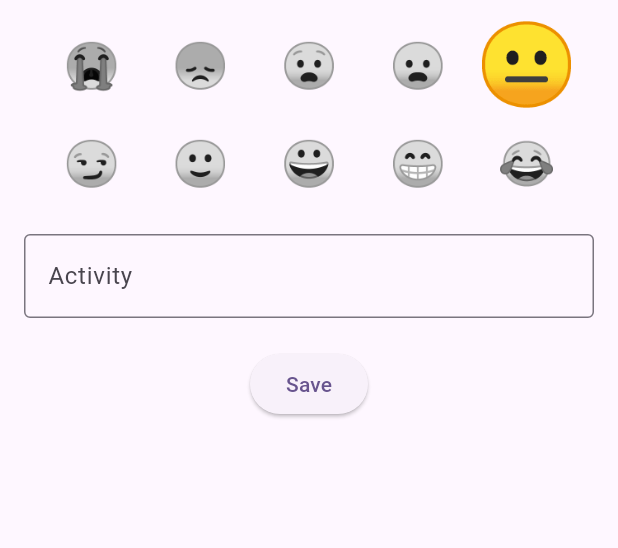
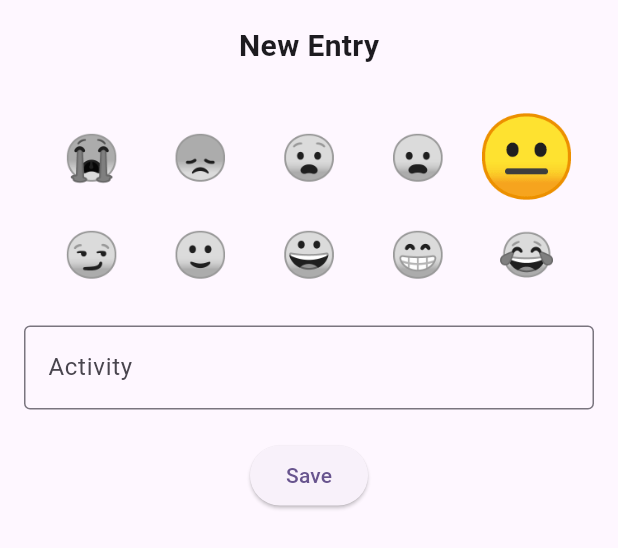
Before and after one commit to InfantAjayVenus/ennaa_ffeeelinggu, a Flutter app: the EntryScreen widget shown alone on an empty page, opened directly, on a phone screen of 412 x 824 dp. Shown: the top 548 px of the screen. Run offline on Flutter 3.47's test engine with Material 3 defaults, Android fonts, the phone set to English and light mode, and no system bars; our stand-ins replace flutter_local_notifications, sqflite, timezone; missing offline and left inert: flutter_local_notifications_platform_interface; accounts and stored records are empty.

```diff
--- a/lib/main.dart
+++ b/lib/main.dart
@@ -1,6 +1,5 @@
 import 'package:ennaa_ffeeelinggu/src/screens/home_screen.dart';
 import 'package:ennaa_ffeeelinggu/src/providers/journal_provider.dart';
-import 'package:ennaa_ffeeelinggu/src/screens/entry_screen.dart';
 import 'package:ennaa_ffeeelinggu/src/services/notification_service.dart';
 import 'package:flutter/material.dart';
 import 'package:provider/provider.dart';
--- a/lib/src/screens/entry_screen.dart
+++ b/lib/src/screens/entry_screen.dart
@@ -21,11 +21,19 @@
 
   @override
   Widget build(BuildContext context) {
-    return IntrinsicHeight(
-      child: Container(
-        height: double.infinity,
-        child: Scaffold(
-          body: Padding(
+    return SafeArea(
+      child: IntrinsicHeight(
+        child: Column(
+          children: [
+            const Padding(
+              padding: EdgeInsets.all(16.0),
+              child: Text(
+                'New Entry',
+                style: TextStyle(fontSize: 20, fontWeight: FontWeight.bold),
+              ),
+            ),
+            Expanded(
+              child: Padding(
                 padding: const EdgeInsets.all(16.0),
                 child: Column(
                   children: [
@@ -69,6 +77,8 @@
                 ),
               ),
             ),
+          ],
+        ),
       ),
     );
   }
```
Also changed, not shown: 1 other file. Lines whose indentation alone changed are shown as unchanged.
